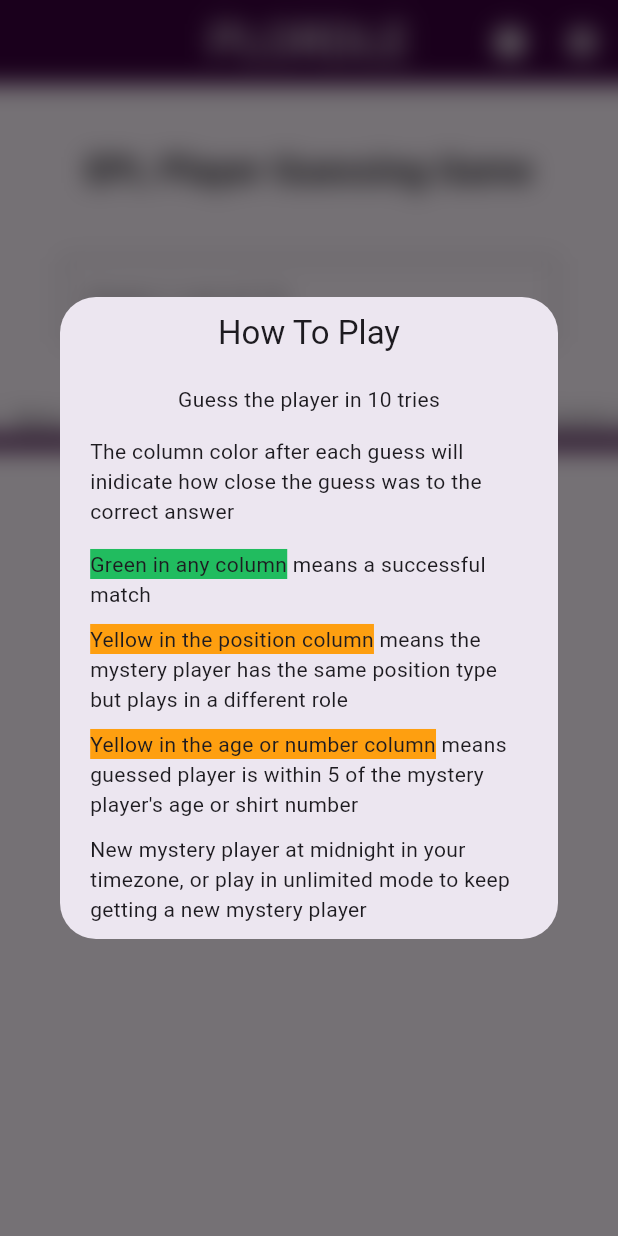
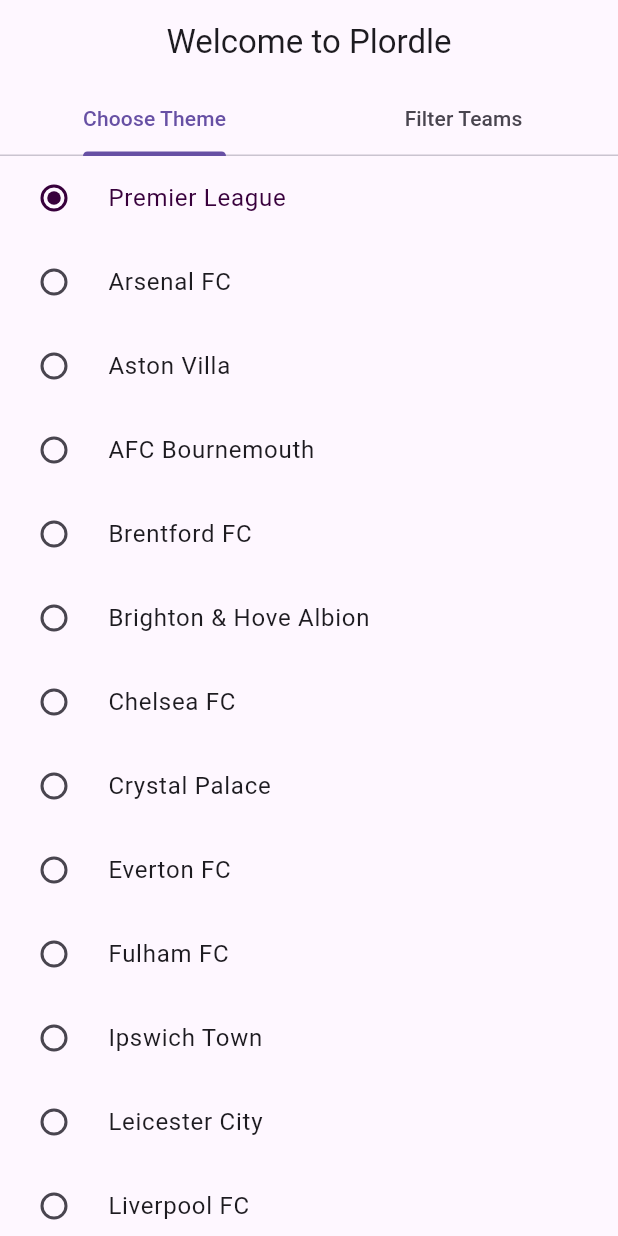
Before and after one commit to dhislop17/plordle, a Flutter app: the screen it shows after launch, on a phone screen of 412 x 824 dp. Run offline on Flutter 3.47's test engine with Material 3 defaults, Android fonts, the light colour scheme and no system bars; drawn by our look-alikes of flutter_typeahead; our stand-ins replace diacritic, flutter_dotenv, get_it, logger, shared_preferences; missing offline and left inert: country_coder, flutter_timer_countdown.

Commit message:
Added support for dynamic themes based on team colors

```diff
--- a/plordle/lib/main.dart
+++ b/plordle/lib/main.dart
@@ -3,9 +3,12 @@
 import 'package:flutter/material.dart';
 import 'package:flutter_dotenv/flutter_dotenv.dart';
 
-import 'package:plordle/ui/home_page.dart';
+import 'package:plordle/ui/pages/home_page.dart';
 import 'package:plordle/services/service_locator.dart';
+import 'package:plordle/ui/pages/landing_page.dart';
+import 'package:plordle/ui/pages/theme_selection_page.dart';
 import 'package:plordle/view_models/player_view_model.dart';
+import 'package:plordle/view_models/theme_view_model.dart';
 import 'package:plordle/view_models/user_view_model.dart';
 import 'package:provider/provider.dart';
 
@@ -34,17 +37,22 @@
         providers: [
           ChangeNotifierProvider<PlayerViewModel>(
               create: (context) => PlayerViewModel()),
+          ChangeNotifierProvider<ThemeViewModel>(
+              create: (context) => ThemeViewModel()),
           ChangeNotifierProxyProvider<PlayerViewModel, UserViewModel>(
               create: (_) => UserViewModel(),
               update: (_, player, user) => user!.update(player))
         ],
         child: MaterialApp(
-          title: 'PLordle',
-          theme: ThemeData(
-              primarySwatch: Colors.purple, brightness: Brightness.light),
-          darkTheme: ThemeData(
-              primaryColor: Colors.purple, brightness: Brightness.dark),
-          home: const HomePage(),
-        ));
+            title: 'PLordle',
+            theme: ThemeData(
+                primarySwatch: Colors.purple, brightness: Brightness.light),
+            darkTheme: ThemeData(
+                primaryColor: Colors.purple, brightness: Brightness.dark),
+            home: LandingPage(),
+            routes: {
+              'game': (context) => const HomePage(),
+              'themeSelect': (context) => const ThemeSelectionPage(),
+            }));
   }
 }
--- a/plordle/lib/services/storage_service.dart
+++ b/plordle/lib/services/storage_service.dart
@@ -11,6 +11,13 @@
     return Stat(gamesPlayed: gamesPlayed, wins: wins, losses: losses);
   }
 
+  Future<void> saveUnlimitedModeStat(Stat stat) async {
+    final prefs = await SharedPreferences.getInstance();
+    prefs.setInt('unlimited_gp', stat.gamesPlayed);
+    prefs.setInt('unlimited_wins', stat.wins);
+    prefs.setInt('unlimited_losses', stat.losses);
+  }
+
   Future<Stat> getMysteryModeStat() async {
     final prefs = await SharedPreferences.getInstance();
     int gamesPlayed = prefs.getInt('mystery_gp') ?? 0;
@@ -18,13 +25,6 @@
     int losses = prefs.getInt('mystery_losses') ?? 0;
 
     return Stat(gamesPlayed: gamesPlayed, wins: wins, losses: losses);
-  }
-
-  Future<void> saveUnlimitedModeStat(Stat stat) async {
-    final prefs = await SharedPreferences.getInstance();
-    prefs.setInt('unlimited_gp', stat.gamesPlayed);
-    prefs.setInt('unlimited_wins', stat.wins);
-    prefs.setInt('unlimited_losses', stat.losses);
   }
 
   Future<void> saveMysteryModeStat(Stat stat) async {
@@ -54,6 +54,19 @@
     prefs.setBool('onboarding_done', onboardingFinished);
   }
 
+  /// Gets the name of the theme saved in data or defaults
+  /// to the Premier League theme
+  Future<String> getThemeName() async {
+    final prefs = await SharedPreferences.getInstance();
+    return prefs.getString('theme_name') ?? 'Premier League';
+  }
+
+  /// Saves the name of the theme in use
+  Future<void> saveThemeName(String themeName) async {
+    final prefs = await SharedPreferences.getInstance();
+    prefs.setString('theme_name', themeName);
+  }
+
   void clearSavedData() async {
     final prefs = await SharedPreferences.getInstance();
     await prefs.clear();
--- a/plordle/lib/ui/home_page.dart
+++ b/plordle/lib/ui/pages/home_page.dart
@@ -1,11 +1,11 @@
 import 'package:flutter/material.dart';
 import 'package:flutter/scheduler.dart';
-import 'package:plordle/ui/utils/app_theme.dart';
 import 'package:plordle/ui/utils/text_constants.dart';
 import 'package:plordle/ui/widgets/grid/grid_header.dart';
 import 'package:plordle/ui/widgets/grid/grid_row.dart';
 import 'package:plordle/ui/widgets/dialogs/help_dialog.dart';
 import 'package:plordle/ui/widgets/search_box.dart';
+import 'package:plordle/view_models/theme_view_model.dart';
 import 'package:plordle/view_models/user_view_model.dart';
 import 'package:provider/provider.dart';
 
@@ -20,13 +20,13 @@
   @override
   void initState() {
     super.initState();
-    var model = Provider.of<UserViewModel>(context, listen: false);
+    //var model = Provider.of<UserViewModel>(context, listen: false);
     SchedulerBinding.instance.addPostFrameCallback((timeStamp) {
       showDialog(
           context: context,
           builder: (context) {
             return const HelpDialog();
-          }).then((value) => model.completeOnboarding());
+          }); //.then((value) => model.completeOnboarding());
     });
   }
 
@@ -37,14 +37,28 @@
 
     return Scaffold(
       appBar: AppBar(
-        backgroundColor: Themes.premPurple,
-        foregroundColor: Colors.white,
+        backgroundColor: //Colors.black,
+            Provider.of<ThemeViewModel>(context).primarySelectedThemeColor,
+        foregroundColor: Provider.of<ThemeViewModel>(context)
+            .secondarySelectedThemeColor, //Colors.white,
         title: const Text(
           TextConstants.gameTitle,
           style: TextStyle(fontSize: 32),
         ),
         centerTitle: true,
         actions: [
+          //TODO: Make Cancel Button appear conditionally after the first guess
+          IconButton(
+            icon: const Icon(Icons.cancel),
+            onPressed: () {
+              //On pressed this should show a confirmation for giving up before
+              //showing the game over dialog
+
+              //TODO: Remember to move this call
+              var model = Provider.of<UserViewModel>(context, listen: false);
+              model.deleteSavedData();
+            },
+          ),
           IconButton(
               icon: const Icon(
                 Icons.help,
@@ -59,8 +73,7 @@
           IconButton(
             icon: const Icon(Icons.settings),
             onPressed: () {
-              var model = Provider.of<UserViewModel>(context, listen: false);
-              model.clearStats();
+              Navigator.pushNamed(context, 'themeSelect');
             },
           )
         ],
@@ -86,11 +99,10 @@
               padding: EdgeInsets.only(top: paddingHeight),
               child: const GridHeader(),
             ),
-            const Divider(
-              height: 10,
-              thickness: 10,
-              color: Themes.premPurple,
-            ),
+            Divider(
+                height: 10,
+                thickness: 10,
+                color: Provider.of<ThemeViewModel>(context).accentColor),
             Expanded(
               child: Consumer<UserViewModel>(
                 builder: (context, model, child) {
--- /dev/null
+++ b/plordle/lib/ui/pages/landing_page.dart
@@ -0,0 +1,36 @@
+import 'package:flutter/material.dart';
+import 'package:logger/logger.dart';
+import 'package:plordle/services/service_locator.dart';
+import 'package:plordle/services/storage_service.dart';
+import 'package:plordle/ui/pages/home_page.dart';
+import 'package:plordle/ui/pages/onboarding_page.dart';
+
+class LandingPage extends StatelessWidget {
+  final Logger logger = Logger(printer: PrettyPrinter());
+  final StorageService _storageService = serviceLocator<StorageService>();
+
+  LandingPage({super.key});
+
+  @override
+  Widget build(BuildContext context) {
+    logger.i("Building Landing Page");
+    return FutureBuilder(
+      future: _storageService.getOnboardingStatus(),
+      builder: (context, snapshot) {
+        if (snapshot.hasData) {
+          bool onboarded = snapshot.data!;
+          if (onboarded) {
+            logger.i("Onboarding Complete, loading Main Game Page");
+            return const HomePage();
+          } else {
+            logger.i("Onboarding Incomplete, loading Onboarding Page");
+            return const OnboardingPage();
+          }
+        } else {
+          logger.i("No Snapshot Data, loading Onboarding Page");
+          return const OnboardingPage();
+        }
+      },
+    );
+  }
+}
--- /dev/null
+++ b/plordle/lib/ui/pages/onboarding_page.dart
@@ -0,0 +1,75 @@
+import 'package:flutter/material.dart';
+import 'package:logger/logger.dart';
+import 'package:plordle/ui/utils/text_constants.dart';
+import 'package:plordle/ui/widgets/theme_selection_list.dart';
+import 'package:plordle/view_models/theme_view_model.dart';
+import 'package:plordle/view_models/user_view_model.dart';
+import 'package:provider/provider.dart';
+
+class OnboardingPage extends StatefulWidget {
+  const OnboardingPage({super.key});
+
+  @override
+  State<OnboardingPage> createState() => _OnboardingPageState();
+}
+
+class _OnboardingPageState extends State<OnboardingPage>
+    with SingleTickerProviderStateMixin {
+  late TabController _tabController;
+  final Logger logger = Logger(printer: PrettyPrinter());
+  static const List<Tab> tabs = [
+    Tab(text: "Choose Theme"),
+    Tab(text: "Filter Teams")
+  ];
+  int tabIndex = 0;
+
+  @override
+  void initState() {
+    super.initState();
+    _tabController = TabController(length: tabs.length, vsync: this);
+    _tabController.addListener(updateIndex);
+  }
+
+  @override
+  void dispose() {
+    _tabController.dispose();
+    super.dispose();
+  }
+
+  void updateIndex() {
+    setState(() {
+      tabIndex = _tabController.index;
+    });
+  }
+
+  @override
+  Widget build(BuildContext context) {
+    return Scaffold(
+      appBar: AppBar(
+        title: const Text(TextConstants.onboardingPageTitle),
+        centerTitle: true,
+        bottom: TabBar(tabs: tabs, controller: _tabController),
+      ),
+      body: TabBarView(controller: _tabController, children: [
+        const ThemeSelectionList(),
+        Container(
+          color: Provider.of<ThemeViewModel>(context).primarySelectedThemeColor,
+        )
+      ]),
+      floatingActionButton: (tabIndex == 1)
+          ? FloatingActionButton.extended(
+              label: const Text("Continue"),
+              icon: const Icon(Icons.arrow_forward),
+              onPressed: () {
+                //save theme selection and mark onboarding complete
+                Provider.of<ThemeViewModel>(context, listen: false).saveData();
+                Provider.of<UserViewModel>(context, listen: false)
+                    .completeOnboarding();
+
+                Navigator.pushReplacementNamed(context, 'game');
+              },
+            )
+          : null,
+    );
+  }
+}
--- a/plordle/lib/ui/utils/app_theme.dart
+++ b/plordle/lib/ui/utils/app_theme.dart
@@ -9,4 +9,47 @@
   static const Color guessGreen = Color(0xFF21BC5F);
   static const Color guessYellow = Color(0xFFFE9F10);
   static const Color guessGrey = Color(0xFF9E9E9E);
+
+  static const Map<String, List<Color>> teamThemes = {
+    'Premier League': [premPurple, premGreen],
+    'Arsenal FC': [
+      Color(0xFFEF0107),
+      Colors.white,
+      Color(0xFF063672),
+    ],
+    'Aston Villa': [Color(0xFF95BFE5), Color(0xFF670E36)],
+    'AFC Bournemouth': [Color(0xFFB50E12), Colors.black], //stripes
+    'Brentford FC': [Color(0xFFD20000), Colors.white, Colors.black], //stripes
+    'Brighton & Hove Albion': [
+      Color(0xFF005DAA),
+      Colors.white,
+      Color(0xFFFFCD00)
+    ], //striped
+    'Chelsea FC': [Color(0xFF0000DD), Colors.white, Color(0xFFDBA111)],
+    'Crystal Palace': [Color(0xFF1B458F), Color(0xFFC4122E)], //Stripped
+    'Everton FC': [Color(0xFF003399), Colors.white],
+    'Fulham FC': [Colors.black, Colors.white, Color(0xFFCC0000)],
+    'Ipswich Town': [Color(0xFF3A64A3), Colors.white],
+    'Leicester City': [Color(0xFF003090), Color(0xFFFDBE11)],
+    'Liverpool FC': [Color(0xFFC8102E), Colors.white, Color(0xFF008875)],
+    'Manchester City': [Color(0xFF6CABDD), Color(0xFF1C2C5B)],
+    'Manchester United': [Color(0xFFDA291C), Colors.white, Colors.black],
+    'Newcastle United': [
+      Colors.black,
+      Colors.white,
+      Color(0xFF41B6E6)
+    ], //Stripped
+    'Nottingham Forest': [Color(0xFFDD0000), Colors.white],
+    'Southampton FC': [
+      Color(0xFFD71920),
+      Colors.white,
+      Colors.black
+    ], //stripped
+    'Tottenham Hotspur': [
+      Color(0xFF132257),
+      Colors.white,
+    ],
+    'West Ham United': [Color(0xFF7A263A), Color(0xFF1BB1E7)],
+    'Wolverhampton Wanderers': [Color(0xFFFDB913), Colors.black],
+  };
 }
--- a/plordle/lib/ui/utils/text_constants.dart
+++ b/plordle/lib/ui/utils/text_constants.dart
@@ -1,5 +1,6 @@
 class TextConstants {
   //Titles and info strings
+  static const String onboardingPageTitle = 'Welcome to Plordle';
   static const String gameTitle = 'PLORDLE';
   static const String gameSubtitle = 'EPL Player Guessing Game';
   static const String gridNameHeader = 'Name';
@@ -78,28 +79,28 @@
     'AFC Bournemouth': 'BOU',
     'Brentford FC': 'BRE',
     'Brighton & Hove Albion': 'BHA',
-    'Burnley FC': 'BUR',
+    'Burnley FC': 'BUR', //Championship
     'Chelsea FC': 'CHE',
     'Crystal Palace': 'CRY',
     'Everton FC': 'EVE',
     'Fulham FC': 'FUL',
     'Ipswich Town': 'IPS',
-    'Leeds United': 'LEE',
+    'Leeds United': 'LEE', //Championship
     'Leicester City': 'LEI',
     'Liverpool FC': 'LIV',
-    'Luton Town': 'LUT',
+    'Luton Town': 'LUT', //Championship
     'Manchester City': 'MCI',
     'Manchester United': 'MUN',
-    'Middlesbrough FC': 'MID',
+    'Middlesbrough FC': 'MID', //Championship
     'Newcastle United': 'NEW',
-    'Norwich City': 'NOR',
+    'Norwich City': 'NOR', //Championship
     'Nottingham Forest': 'NFO',
-    'Sheffield United': 'SHU',
+    'Sheffield United': 'SHU', //Championship
     'Southampton FC': 'SOU',
     'Tottenham Hotspur': 'TOT',
-    'Watford FC': 'WAT',
+    'Watford FC': 'WAT', //Championship
     'West Ham United': 'WHU',
     'Wolverhampton Wanderers': 'WOL',
-    'West Bromwich Albion': 'WBA'
+    'West Bromwich Albion': 'WBA' //Championship
   };
 }
--- a/plordle/lib/ui/widgets/search_box.dart
+++ b/plordle/lib/ui/widgets/search_box.dart
@@ -1,8 +1,8 @@
 import 'package:flutter/material.dart';
 import 'package:flutter_typeahead/flutter_typeahead.dart';
 import 'package:plordle/models/player.dart';
-import 'package:plordle/ui/utils/app_theme.dart';
 import 'package:plordle/ui/widgets/dialogs/end_of_game_dialog.dart';
+import 'package:plordle/view_models/theme_view_model.dart';
 import 'package:plordle/view_models/user_view_model.dart';
 import 'package:provider/provider.dart';
 
@@ -12,6 +12,7 @@
   @override
   Widget build(BuildContext context) {
     TextEditingController textFieldController = TextEditingController();
+    ThemeViewModel themeViewModel = Provider.of<ThemeViewModel>(context);
 
     return Consumer<UserViewModel>(
       builder: (context, model, child) {
@@ -21,14 +22,17 @@
             return TextField(
               controller: controller,
               focusNode: focusNode,
-              cursorColor: Themes.premGreen,
+              cursorColor: themeViewModel.primarySelectedThemeColor,
               enabled: (model.currentState == GameState.doneForTheDay)
                   ? false
                   : true,
               decoration: InputDecoration(
-                  border: const OutlineInputBorder(
-                      borderSide: BorderSide(color: Themes.premPurple)),
-                  focusColor: Themes.premPurple,
+                  hintStyle: TextStyle(
+                      color: themeViewModel.primarySelectedThemeColor),
+                  border: const OutlineInputBorder(),
+                  focusedBorder: OutlineInputBorder(
+                      borderSide: BorderSide(
+                          color: themeViewModel.primarySelectedThemeColor)),
                   labelText: _buildTextFieldLabel(model)),
             );
           },
--- /dev/null
+++ b/plordle/lib/ui/widgets/theme_selection_list.dart
@@ -0,0 +1,34 @@
+import 'package:flutter/material.dart';
+import 'package:plordle/ui/utils/app_theme.dart';
+import 'package:plordle/view_models/theme_view_model.dart';
+import 'package:provider/provider.dart';
+
+class ThemeSelectionList extends StatelessWidget {
+  const ThemeSelectionList({super.key});
+
+  @override
+  Widget build(BuildContext context) {
+    List<String> teams = Themes.teamThemes.keys.toList();
+
+    return ListView.builder(
+        shrinkWrap: true,
+        itemBuilder: (context, index) => _buildTeamRow(teams[index]),
+        //separatorBuilder: (context, index) => const Divider(),
+        itemCount: Themes.teamThemes.length);
+  }
+
+  Widget _buildTeamRow(String teamName) {
+    return Consumer<ThemeViewModel>(builder: (context, model, child) {
+      return RadioListTile(
+        title: Text(teamName),
+        value: teamName,
+        groupValue: model.selectedTheme,
+        onChanged: (selectedTeam) {
+          model.setSelectedTheme(selectedTeam!);
+        },
+        activeColor: model.primarySelectedThemeColor,
+        selected: teamName == model.selectedTheme,
+      );
+    });
+  }
+}
--- /dev/null
+++ b/plordle/lib/view_models/theme_view_model.dart
@@ -0,0 +1,52 @@
+import 'package:flutter/material.dart';
+import 'package:plordle/services/service_locator.dart';
+import 'package:plordle/services/storage_service.dart';
+import 'package:plordle/ui/utils/app_theme.dart';
+
+class ThemeViewModel extends ChangeNotifier {
+  final StorageService _storageService = serviceLocator<StorageService>();
+
+  String _selectedTheme = "";
+  late Color _primarySelectedThemeColor = Themes.premPurple;
+  late Color _secondarySelectedThemeColor = Themes.premGreen;
+  late Color _accentColor = Colors.black;
+
+  String get selectedTheme => _selectedTheme;
+  Color get primarySelectedThemeColor => _primarySelectedThemeColor;
+  Color get secondarySelectedThemeColor => _secondarySelectedThemeColor;
+  Color get accentColor => _accentColor;
+
+  ThemeViewModel() {
+    _loadData();
+  }
+
+  void _loadData() async {
+    _selectedTheme = await _storageService.getThemeName();
+    setSelectedTheme(_selectedTheme);
+  }
+
+  void saveData() async {
+    await _storageService.saveThemeName(_selectedTheme);
+  }
+
+  void setSelectedTheme(String themeName) {
+    var teamColors = Themes.teamThemes[themeName]!;
+    _selectedTheme = themeName;
+    _primarySelectedThemeColor = teamColors[0];
+    _secondarySelectedThemeColor = teamColors[1];
+
+    //get accent colors
+
+    //Case where team only has two colors and its white --> use the main again
+    if (teamColors.length == 2 &&
+        _secondarySelectedThemeColor == Colors.white) {
+      _accentColor = _primarySelectedThemeColor;
+    } else if (teamColors.length == 3) {
+      _accentColor = teamColors[2];
+    } else {
+      _accentColor = teamColors[1];
+    }
+
+    notifyListeners();
+  }
+}
--- a/plordle/pubspec.yaml
+++ b/plordle/pubspec.yaml
@@ -38,12 +38,8 @@
   flutter_timer_countdown: ^1.0.7
   flutter_dotenv: ^5.1.0
   country_coder: ^1.2.0
-
-
-  # The following adds the Cupertino Icons font to your application.
-  # Use with the CupertinoIcons class for iOS style icons.
+  logger: ^2.4.0
   cupertino_icons: ^1.0.8
-
   flutter_keyboard_visibility_web: 2.0.0
   shared_preferences_web: 2.4.1
   flutter_web_plugins:
```
Also changed, not shown: plordle/lib/ui/pages/settings_page.dart (added, +11 -0 lines), plordle/lib/ui/pages/theme_selection_page.dart (added, +34 -0 lines), plordle/pubspec.lock.
